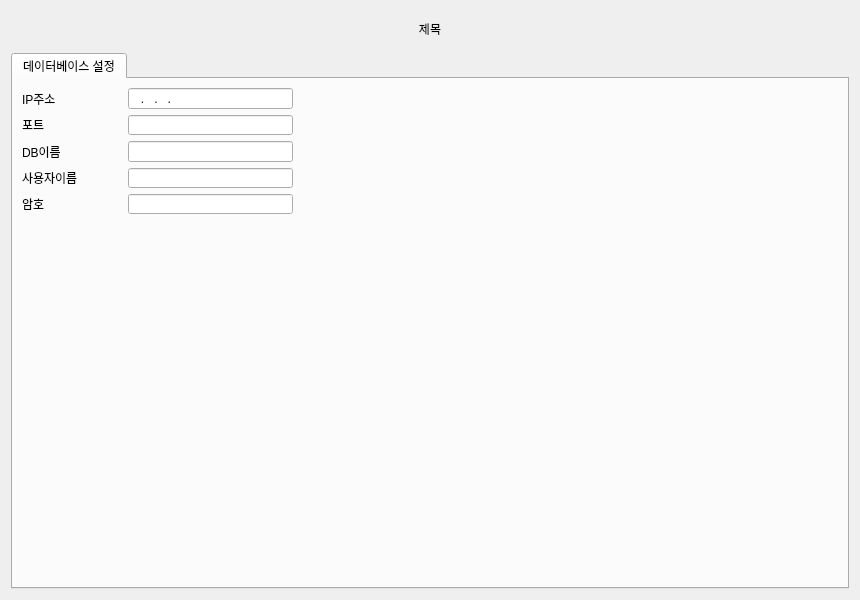
Qt form configration_form.ui (LeeChiWon/QCClient) before a commit.
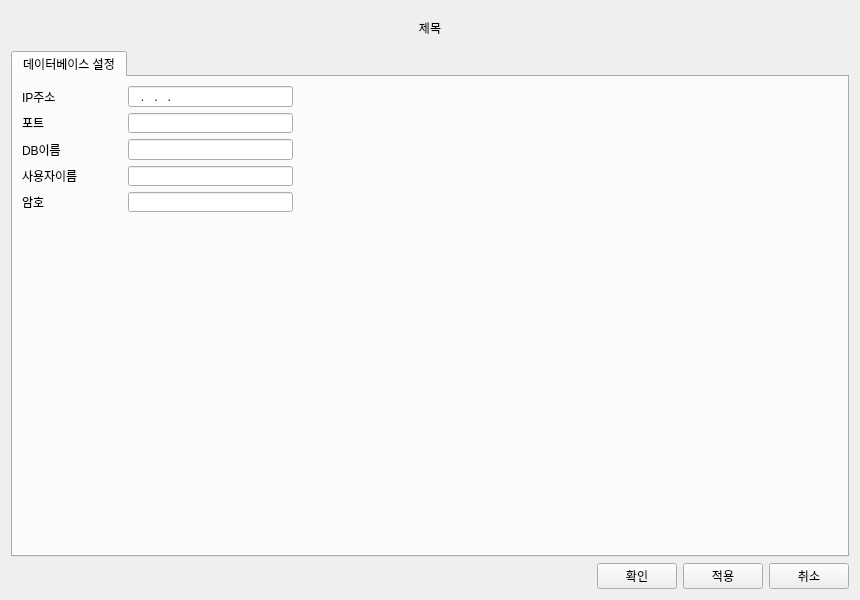
The same form after that commit. Icons and pictures are not drawn.

Diff of the .ui file:
```diff
--- a/configration_form.ui
+++ b/configration_form.ui
@@ -17,53 +17,7 @@
    <iconset resource="qcclientresource.qrc">
     <normaloff>:/Image/Image/Configration.png</normaloff>:/Image/Image/Configration.png</iconset>
   </property>
-  <layout class="QGridLayout" name="gridLayout" rowstretch="1,15">
-   <item row="0" column="0">
-    <layout class="QHBoxLayout" name="horizontalLayout">
-     <item>
-      <spacer name="horizontalSpacer">
-       <property name="orientation">
-        <enum>Qt::Horizontal</enum>
-       </property>
-       <property name="sizeHint" stdset="0">
-        <size>
-         <width>40</width>
-         <height>20</height>
-        </size>
-       </property>
-      </spacer>
-     </item>
-     <item>
-      <widget class="QLabel" name="label_Title">
-       <property name="minimumSize">
-        <size>
-         <width>200</width>
-         <height>30</height>
-        </size>
-       </property>
-       <property name="text">
-        <string>제목</string>
-       </property>
-       <property name="alignment">
-        <set>Qt::AlignCenter</set>
-       </property>
-      </widget>
-     </item>
-     <item>
-      <spacer name="horizontalSpacer_2">
-       <property name="orientation">
-        <enum>Qt::Horizontal</enum>
-       </property>
-       <property name="sizeHint" stdset="0">
-        <size>
-         <width>40</width>
-         <height>20</height>
-        </size>
-       </property>
-      </spacer>
-     </item>
-    </layout>
-   </item>
+  <layout class="QGridLayout" name="gridLayout" rowstretch="1,15,0,0,0,0">
    <item row="1" column="0">
     <widget class="QTabWidget" name="tabWidget">
      <property name="currentIndex">
@@ -73,7 +27,7 @@
       <attribute name="title">
        <string>데이터베이스 설정</string>
       </attribute>
-      <widget class="QWidget" name="">
+      <widget class="QWidget" name="layoutWidget">
        <property name="geometry">
         <rect>
          <x>9</x>
@@ -195,6 +149,108 @@
      </widget>
     </widget>
    </item>
+   <item row="4" column="0">
+    <layout class="QGridLayout" name="gridLayout_3">
+     <item row="0" column="1">
+      <widget class="QPushButton" name="pushButton_Check">
+       <property name="minimumSize">
+        <size>
+         <width>0</width>
+         <height>25</height>
+        </size>
+       </property>
+       <property name="text">
+        <string>확인</string>
+       </property>
+      </widget>
+     </item>
+     <item row="0" column="2">
+      <widget class="QPushButton" name="pushButton_Apply">
+       <property name="minimumSize">
+        <size>
+         <width>0</width>
+         <height>25</height>
+        </size>
+       </property>
+       <property name="text">
+        <string>적용</string>
+       </property>
+      </widget>
+     </item>
+     <item row="0" column="3">
+      <widget class="QPushButton" name="pushButton_Cancel">
+       <property name="minimumSize">
+        <size>
+         <width>0</width>
+         <height>25</height>
+        </size>
+       </property>
+       <property name="text">
+        <string>취소</string>
+       </property>
+      </widget>
+     </item>
+     <item row="0" column="0">
+      <spacer name="horizontalSpacer_3">
+       <property name="orientation">
+        <enum>Qt::Horizontal</enum>
+       </property>
+       <property name="sizeHint" stdset="0">
+        <size>
+         <width>40</width>
+         <height>20</height>
+        </size>
+       </property>
+      </spacer>
+     </item>
+    </layout>
+   </item>
+   <item row="0" column="0">
+    <layout class="QHBoxLayout" name="horizontalLayout">
+     <item>
+      <spacer name="horizontalSpacer">
+       <property name="orientation">
+        <enum>Qt::Horizontal</enum>
+       </property>
+       <property name="sizeHint" stdset="0">
+        <size>
+         <width>40</width>
+         <height>20</height>
+        </size>
+       </property>
+      </spacer>
+     </item>
+     <item>
+      <widget class="QLabel" name="label_Title">
+       <property name="minimumSize">
+        <size>
+         <width>200</width>
+         <height>30</height>
+        </size>
+       </property>
+       <property name="text">
+        <string>제목</string>
+       </property>
+       <property name="alignment">
+        <set>Qt::AlignCenter</set>
+       </property>
+      </widget>
+     </item>
+     <item>
+      <spacer name="horizontalSpacer_2">
+       <property name="orientation">
+        <enum>Qt::Horizontal</enum>
+       </property>
+       <property name="sizeHint" stdset="0">
+        <size>
+         <width>40</width>
+         <height>20</height>
+        </size>
+       </property>
+      </spacer>
+     </item>
+    </layout>
+   </item>
   </layout>
  </widget>
  <resources>
```
